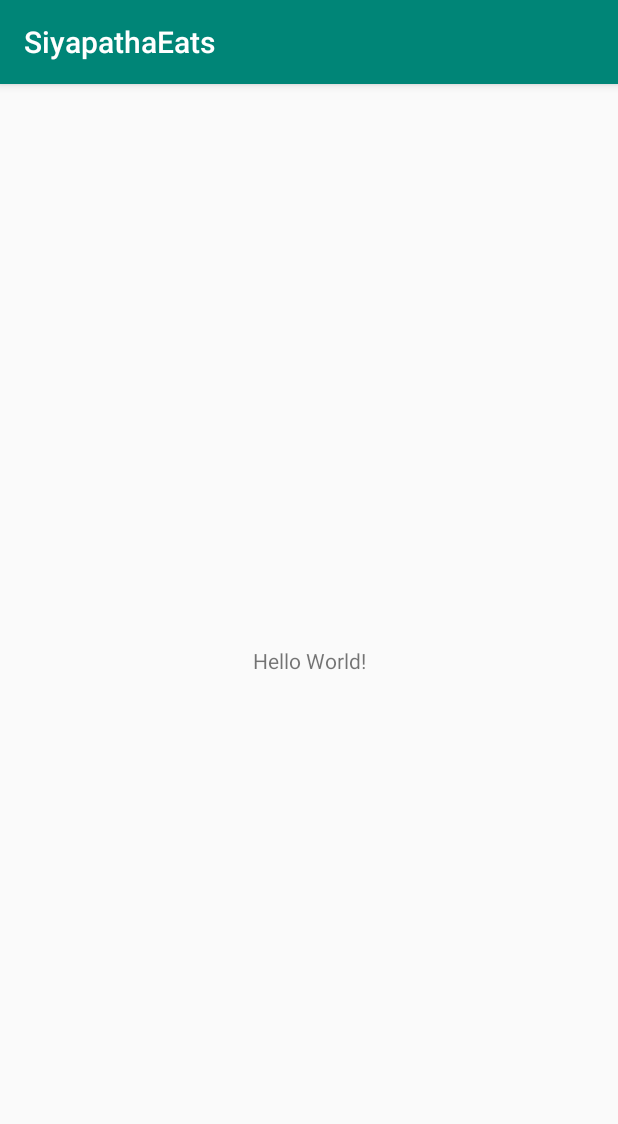
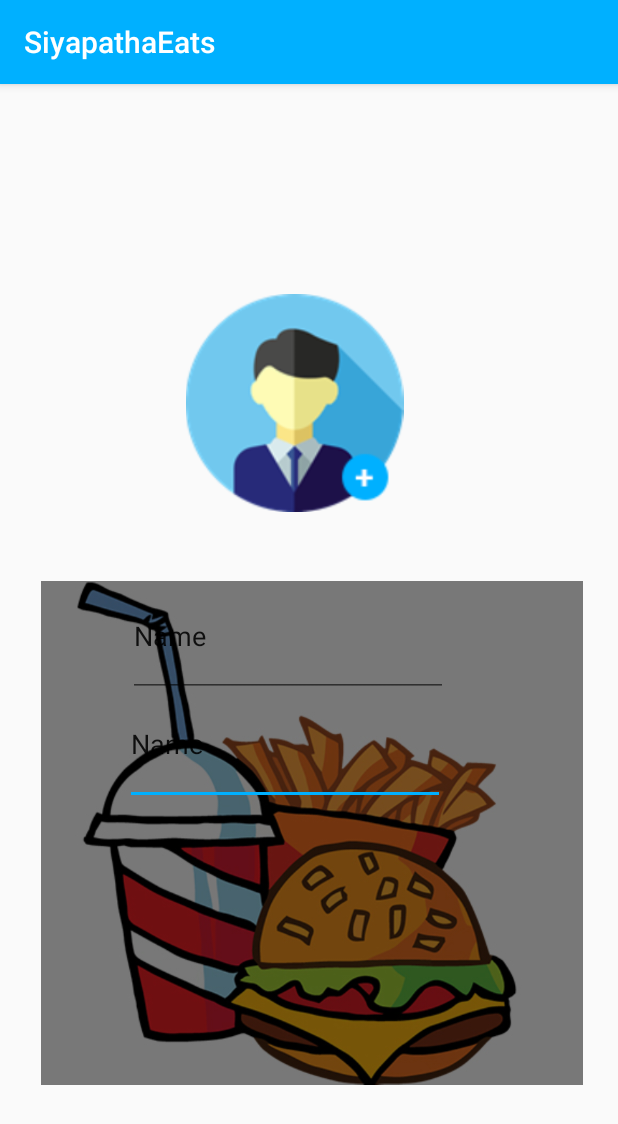
Before and after one commit to ruwanliyanage123/SiyapathaEats, an Android app: the screen it shows after launch (RegisterActivity), on a phone screen of 412 x 824 dp. Shown: the top 1124 px of the screen. Run offline under Robolectric (Android 15) with nearby library versions, the phone set to English and light mode, and no system bars.

Commit message:
make small price of registration

```diff
--- a/app/src/main/java/com/example/siyapathaeats/Activities/RegisterActivity.java
+++ b/app/src/main/java/com/example/siyapathaeats/Activities/RegisterActivity.java
@@ -10,6 +10,6 @@ public class RegisterActivity extends AppCompatActivity {
     @Override
     protected void onCreate(Bundle savedInstanceState) {
         super.onCreate(savedInstanceState);
-        setContentView(R.layout.activity_main);
+        setContentView(R.layout.activity_register);
     }
 }
--- a/app/src/main/res/layout/activity_main.xml
+++ /dev/null
@@ -1,18 +0,0 @@
-<?xml version="1.0" encoding="utf-8"?>
-<android.support.constraint.ConstraintLayout xmlns:android="http://schemas.android.com/apk/res/android"
-    xmlns:app="http://schemas.android.com/apk/res-auto"
-    xmlns:tools="http://schemas.android.com/tools"
-    android:layout_width="match_parent"
-    android:layout_height="match_parent"
-    tools:context=".Activities.RegisterActivity">
-
-    <TextView
-        android:layout_width="wrap_content"
-        android:layout_height="wrap_content"
-        android:text="Hello World!"
-        app:layout_constraintBottom_toBottomOf="parent"
-        app:layout_constraintLeft_toLeftOf="parent"
-        app:layout_constraintRight_toRightOf="parent"
-        app:layout_constraintTop_toTopOf="parent" />
-
-</android.support.constraint.ConstraintLayout>
--- /dev/null
+++ b/app/src/main/res/layout/activity_register.xml
@@ -0,0 +1,70 @@
+<?xml version="1.0" encoding="utf-8"?>
+<RelativeLayout
+    xmlns:android="http://schemas.android.com/apk/res/android"
+    xmlns:app="http://schemas.android.com/apk/res-auto"
+    xmlns:tools="http://schemas.android.com/tools"
+    android:layout_width="match_parent"
+    android:layout_height="match_parent"
+    tools:context=".Activities.RegisterActivity">
+
+    <ImageView
+        android:id="@+id/imageView10"
+        android:layout_width="361dp"
+        android:layout_height="498dp"
+        android:layout_alignParentStart="true"
+        android:layout_alignParentTop="true"
+        android:layout_alignParentEnd="true"
+        android:layout_alignParentBottom="true"
+        android:layout_marginStart="27dp"
+        android:layout_marginTop="232dp"
+        android:layout_marginEnd="23dp"
+        android:layout_marginBottom="1dp"
+        android:src="@drawable/banner" />
+
+    <ImageView
+        android:id="@+id/imageView8"
+        android:layout_width="164dp"
+        android:layout_height="145dp"
+        android:layout_alignBottom="@+id/imageView7"
+        android:layout_alignParentStart="true"
+        android:layout_alignParentTop="true"
+        android:layout_alignParentEnd="true"
+        android:layout_marginStart="114dp"
+        android:layout_marginTop="140dp"
+        android:layout_marginEnd="133dp"
+        android:layout_marginBottom="422dp"
+        android:src="@drawable/userphoto" />
+
+    <EditText
+        android:id="@+id/editText2"
+        android:layout_width="300dp"
+        android:layout_height="wrap_content"
+        android:layout_alignParentStart="true"
+        android:layout_alignParentTop="true"
+        android:layout_alignParentEnd="true"
+        android:layout_alignParentBottom="true"
+        android:layout_marginStart="83dp"
+        android:layout_marginTop="400dp"
+        android:layout_marginEnd="115dp"
+        android:layout_marginBottom="287dp"
+        android:ems="10"
+        android:inputType="textPersonName"
+        android:text="Name" />
+
+    <EditText
+        android:id="@+id/editText"
+        android:layout_width="300dp"
+        android:layout_height="wrap_content"
+        android:layout_alignParentStart="true"
+        android:layout_alignParentTop="true"
+        android:layout_alignParentEnd="true"
+        android:layout_alignParentBottom="true"
+        android:layout_marginStart="85dp"
+        android:layout_marginTop="328dp"
+        android:layout_marginEnd="113dp"
+        android:layout_marginBottom="359dp"
+        android:ems="10"
+        android:inputType="textPersonName"
+        android:text="Name" />
+
+</RelativeLayout>
--- a/app/src/main/res/values/colors.xml
+++ b/app/src/main/res/values/colors.xml
@@ -1,6 +1,6 @@
 <?xml version="1.0" encoding="utf-8"?>
 <resources>
-    <color name="colorPrimary">#008577</color>
-    <color name="colorPrimaryDark">#00574B</color>
-    <color name="colorAccent">#D81B60</color>
+    <color name="colorPrimary">#00b0ff</color>
+    <color name="colorPrimaryDark">#00b0ff</color>
+    <color name="colorAccent">#00b0ff</color>
 </resources>
```
Also changed, not shown: app/src/main/res/drawable-v24/cover.png (added), app/src/main/res/drawable/back.jpg (added), app/src/main/res/drawable/banner.jpg (added), app/src/main/res/drawable/bg.jpg (added), app/src/main/res/drawable/cover.png (added), app/src/main/res/drawable/userphoto.png (added).
